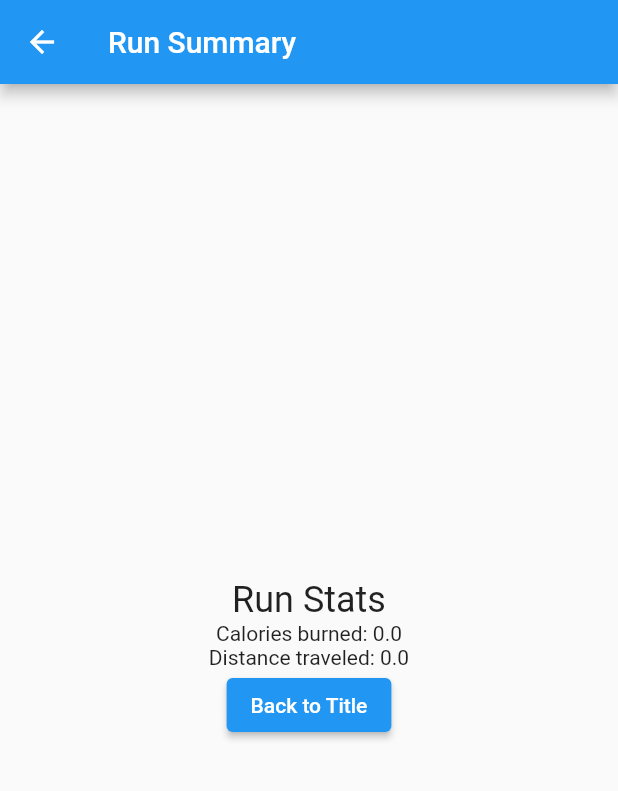
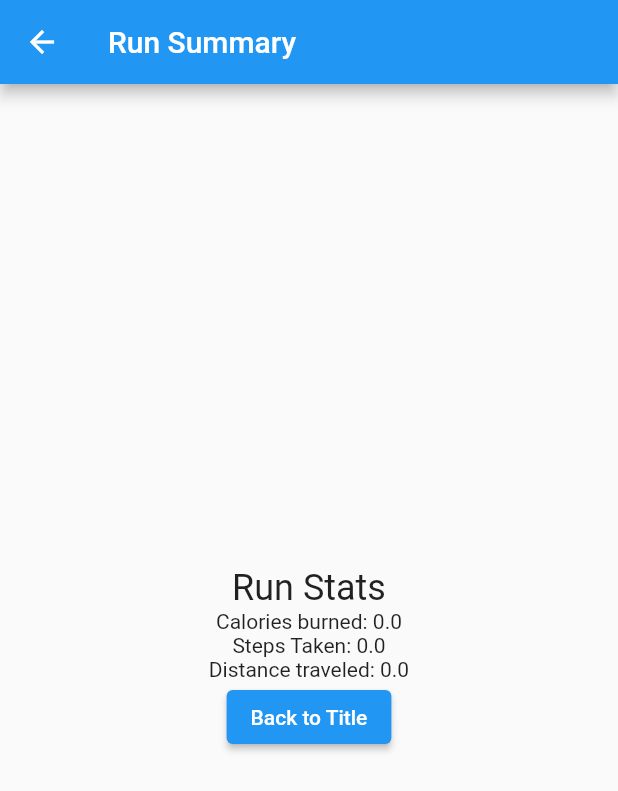
Before and after one commit to Adamoris/flutter_fitness, a Flutter app: the RunScreen screen opened directly, after a tap on "End Run", on a phone screen of 412 x 824 dp. Shown: the top 791 px of the screen. Run offline on Flutter 3.47's test engine with Material 2 defaults, Android fonts, the phone set to English and light mode, and no system bars.

```diff
--- a/fitness_app/lib/main.dart
+++ b/fitness_app/lib/main.dart
@@ -4,22 +4,48 @@ import 'package:flutter/services.dart';
 class SensorData {
   static const MethodChannel _channel = MethodChannel('com.example/sensor');
 
-  static Future<void> startStepsUpdates(Function callback) async {
+  static Future<void> startUpdates(
+      Function stepsCallback, Function distanceCallback) async {
     _channel.setMethodCallHandler((call) async {
       switch (call.method) {
         case 'stepsUpdate':
-          callback(call.arguments);
+          stepsCallback(call.arguments);
+          break;
+        case 'distanceUpdate':
+          distanceCallback(call.arguments);
           break;
       }
     });
-    await _channel.invokeMethod('startStepsUpdates');
+    await _channel.invokeMethod('startUpdates');
   }
 
-  static Future<void> stopStepsUpdates() async {
-    await _channel.invokeMethod('stopStepsUpdates');
+  static Future<void> stopUpdates() async {
+    await _channel.invokeMethod('stopUpdates');
   }
 
-  // similar methods for other sensor data
+  // // similar methods for other sensor data
+  // void startListening() {
+  //   // Listen for method invocations from Swift.
+  //   _channel.setMethodCallHandler((MethodCall call) async {
+  //     switch (call.method) {
+  //       case 'stepsUpdate':
+  //         // Do something with the step count.
+  //         int steps = call.arguments;
+  //         print('Steps: $steps');
+  //         break;
+  //       case 'distanceUpdate':
+  //         // Do something with the distance data.
+  //         double distance = call.arguments;
+  //         print('Distance: $distance');
+  //         break;
+  //     }
+  //   });
+  // }
+
+  // void stopListening() {
+  //   // Stop listening for method invocations from Swift.
+  //   _channel.setMethodCallHandler(null);
+  // }
 }
 
 void main() {
@@ -52,7 +78,7 @@ class TitleScreen extends StatelessWidget {
           children: <Widget>[
             Text(
               "Today's stats",
-              style: Theme.of(context).textTheme.headline5,
+              style: Theme.of(context).textTheme.headlineSmall,
             ),
             Text("Calories burned: 0"), // replace 0 with actual value
             Text("Distance traveled: 0"), // replace 0 with actual value
@@ -80,6 +106,7 @@ class RunScreen extends StatefulWidget {
 class _RunScreenState extends State<RunScreen> {
   // Assume these values will be updated in real-time
   double _caloriesBurned = 0.0;
+  double _stepsTaken = 0.0;
   double _distanceTraveled = 0.0;
 
   @override
@@ -89,16 +116,19 @@ class _RunScreenState extends State<RunScreen> {
   }
 
   void startRun() async {
-    SensorData.startStepsUpdates((steps) {
+    SensorData.startUpdates((steps) {
       setState(() {
-        _distanceTraveled +=
-            steps; // replace this with a conversion from steps to distance
+        _stepsTaken += steps;
+      });
+    }, (distance) {
+      setState(() {
+        _distanceTraveled += distance;
       });
     });
   }
 
   void endRun() async {
-    SensorData.stopStepsUpdates();
+    SensorData.stopUpdates();
     // navigate to the summary screen
   }
 
@@ -114,9 +144,10 @@ class _RunScreenState extends State<RunScreen> {
           children: <Widget>[
             Text(
               "Current Run Stats",
-              style: Theme.of(context).textTheme.headline5,
+              style: Theme.of(context).textTheme.headlineSmall,
             ),
             Text("Calories burned: $_caloriesBurned"),
+            Text("Steps Taken: $_stepsTaken"),
             Text("Distance traveled: $_distanceTraveled"),
             ElevatedButton(
               child: Text("End Run"),
@@ -127,6 +158,7 @@ class _RunScreenState extends State<RunScreen> {
                     builder: (context) => SummaryScreen(
                       caloriesBurned: _caloriesBurned,
                       distanceTraveled: _distanceTraveled,
+                      stepsTaken: _stepsTaken,
                     ),
                   ),
                 );
@@ -141,9 +173,13 @@ class _RunScreenState extends State<RunScreen> {
 
 class SummaryScreen extends StatelessWidget {
   final double caloriesBurned;
+  final double stepsTaken;
   final double distanceTraveled;
 
-  SummaryScreen({required this.caloriesBurned, required this.distanceTraveled});
+  SummaryScreen(
+      {required this.caloriesBurned,
+      required this.distanceTraveled,
+      required this.stepsTaken});
 
   @override
   Widget build(BuildContext context) {
@@ -157,9 +193,10 @@ class SummaryScreen extends StatelessWidget {
           children: <Widget>[
             Text(
               "Run Stats",
-              style: Theme.of(context).textTheme.headline5,
+              style: Theme.of(context).textTheme.headlineSmall,
             ),
             Text("Calories burned: $caloriesBurned"),
+            Text("Steps Taken: $stepsTaken"),
             Text("Distance traveled: $distanceTraveled"),
             ElevatedButton(
               child: Text("Back to Title"),
```
Also changed, not shown: 1 other file.
